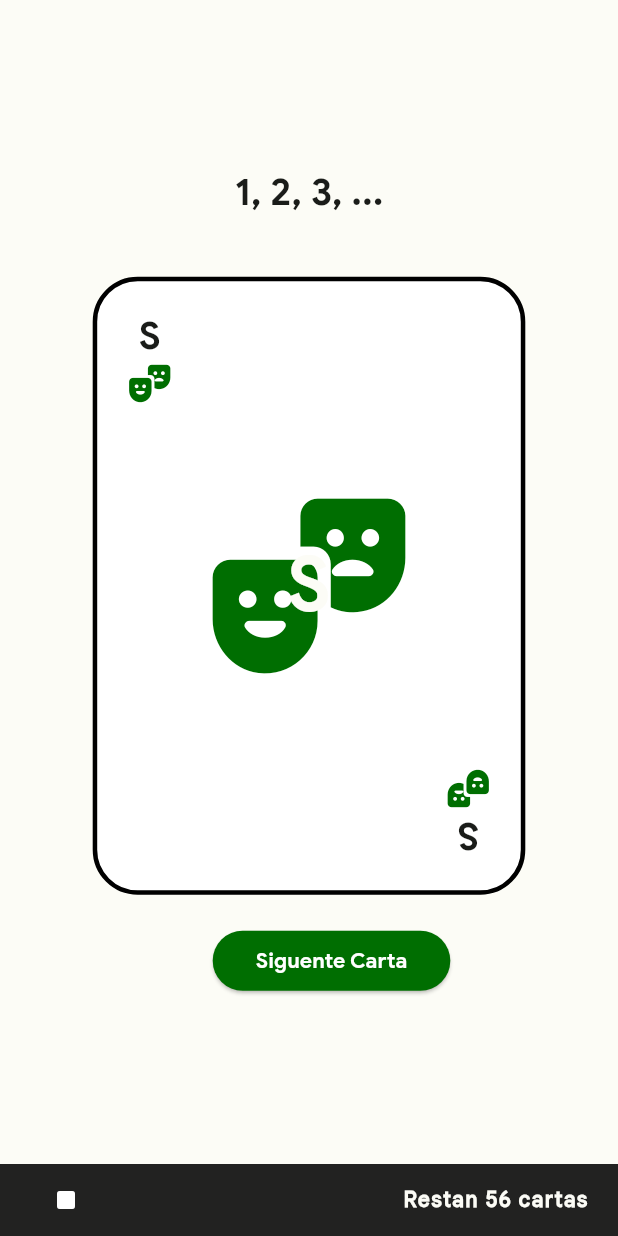
After one commit to david201606/project_coati, a Flutter app: the screen it shows after launch, after a tap on "1, 2, 3, 4, ...", on a phone screen of 412 x 824 dp. The commit adds this screen. Run offline on Flutter 3.47's test engine with Material 2 defaults, Android fonts, the phone set to English and light mode, and no system bars; our stand-ins replace cloud_firestore, firebase_auth, firebase_core, shared_preferences; accounts and stored records are empty.

```diff
--- a/lib/main.dart
+++ b/lib/main.dart
@@ -13,11 +13,11 @@ import 'src/theme/my_theme.dart';
 
 void main() async {
   WidgetsFlutterBinding.ensureInitialized();
-  final prefs = UserPreferences();
+  /*final prefs = UserPreferences();
   await prefs.initPrefs();
   await Firebase.initializeApp(
     options: DefaultFirebaseOptions.currentPlatform,
-  );
+  );*/
   runApp(MyApp());
 }
 
--- a/lib/src/nav/home_page.dart
+++ b/lib/src/nav/home_page.dart
@@ -1,12 +1,10 @@
-import 'package:cloud_firestore/cloud_firestore.dart';
 import 'package:coati/src/nav/Toca%20Toca.dart';
 import 'package:coati/src/nav/struggle_page.dart';
 import 'package:coati/src/nav/upOrDownPage.dart';
-import 'package:coati/src/tic_tac_toe.dart';
 import 'package:coati/src/utils/user_preferences.dart';
 import 'package:flutter/material.dart';
 
-import 'new_room.dart';
+import 'number_game_page.dart';
 
 class HomePage extends StatelessWidget {
   HomePage({Key? key}) : super(key: key);
@@ -18,7 +16,6 @@ class HomePage extends StatelessWidget {
       appBar: AppBar(
         title: const Text('Koaty'),
         actions: const [
-
           /*IconButton(
               onPressed: () {
                 FirebaseFirestore.instance.collection('hi').get().then((value) {
@@ -38,9 +35,9 @@ class HomePage extends StatelessWidget {
               ),
             );
           },
-          title: Text('Arriba o Abajo'),
+          title: Text('Luchitas'),
           subtitle: Text('Presiona el botón hasta que alguien pierda'),
-          leading: Icon(Icons.sports_esports_rounded),
+          leading: Icon(Icons.sports_kabaddi_rounded),
         ),
         ListTile(
           onTap: () {
@@ -54,7 +51,8 @@ class HomePage extends StatelessWidget {
           title: Text('Toca Toca'),
           subtitle: Text('Juega y despues reta'),
           leading: Icon(Icons.sports_esports_rounded),
-        ), ListTile(
+        ),
+        ListTile(
           onTap: () {
             Navigator.push(
               context,
@@ -67,6 +65,19 @@ class HomePage extends StatelessWidget {
           subtitle: Text('Adivina si esta arriba o abajo'),
           leading: Icon(Icons.swap_vert_rounded),
         ),
+        ListTile(
+          onTap: () {
+            Navigator.push(
+              context,
+              MaterialPageRoute(
+                builder: (context) => const NumbersGamePage(),
+              ),
+            );
+          },
+          title: Text('1, 2, 3, 4, ...'),
+          subtitle: Text('Adivina si esta arriba o abajo'),
+          leading: Icon(Icons.help_rounded),
+        ),
       ]),
     );
   }
--- /dev/null
+++ b/lib/src/nav/number_game_page.dart
@@ -0,0 +1,246 @@
+import 'dart:math';
+
+import 'package:flutter/material.dart';
+
+import '../utils/card_obj.dart';
+
+class NumbersGamePage extends StatefulWidget {
+  const NumbersGamePage({Key? key}) : super(key: key);
+
+  @override
+  State<NumbersGamePage> createState() => _NumbersGamePageState();
+}
+
+class _NumbersGamePageState extends State<NumbersGamePage> {
+  List<PlayCard> cardDeck = Deck().cards();
+  List<String> cardsOrder = Deck().cardOrder();
+
+  late PlayCard playingCard;
+
+  @override
+  void initState() {
+    playingCard = PlayCard('S', Theme.of(context).colorScheme.primary,
+        Icons.theater_comedy_rounded, 0);
+    super.initState();
+  }
+
+  mixDeck() {
+    setState(() {
+      int position = Random().nextInt(cardDeck.length);
+      playingCard = cardDeck[position];
+      cardDeck.removeAt(position);
+    });
+  }
+
+  shotDialog() {
+    showDialog(
+      context: context,
+      builder: (context) => AlertDialog(
+        title: Text('Oops'),
+        content: Text('Te echas un shot'),
+        actions: [
+          TextButton(
+            onPressed: () {
+              Navigator.pop(context);
+            },
+            child: Text('Listo'),
+          ),
+        ],
+      ),
+    );
+  }
+
+  allShotDialog() {
+    showDialog(
+      barrierDismissible: false,
+      context: context,
+      builder: (context) => AlertDialog(
+        title: Text('¡JA-JA!'),
+        content: Text('Todos se echan un shot'),
+        actions: [
+          TextButton(
+            onPressed: () {
+              mixDeck();
+              Navigator.pop(context);
+            },
+            child: Text('Listo'),
+          ),
+        ],
+      ),
+    );
+  }
+
+  @override
+  Widget build(BuildContext context) {
+    return Scaffold(
+      body: Center(
+        child: Column(children: [
+          const Spacer(),
+          Column(
+            children: [
+              Padding(
+                padding: const EdgeInsets.only(bottom: 20),
+                child: Text(
+                  '1, 2, 3, ...',
+                  style: Theme.of(context).textTheme.headlineSmall,
+                ),
+              ),
+              Padding(
+                padding: const EdgeInsets.symmetric(vertical: 20),
+                child: PlayingCard(
+                  card: playingCard,
+                ),
+              ),
+              SizedBox(
+                width: (MediaQuery.of(context).size.width * .7) - 100,
+                child: Row(
+                  children: [
+                    Padding(
+                      padding: const EdgeInsets.symmetric(horizontal: 15),
+                      child: Text(
+                        '',
+                        style: Theme.of(context).textTheme.headlineSmall,
+                      ),
+                    ),
+                    Expanded(
+                      child: ElevatedButton(
+                          onPressed: () {
+                            PlayCard pastCard = playingCard;
+                            mixDeck();
+
+                            if (playingCard.weight == 100) {
+                              allShotDialog();
+                            } else {
+                              if (playingCard.weight > pastCard.weight) {
+                                shotDialog();
+                              }
+                            }
+                          },
+                          style: ElevatedButton.styleFrom(
+                              primary: Theme.of(context).colorScheme.primary,
+                              onPrimary:
+                                  Theme.of(context).colorScheme.onPrimary),
+                          child: Text('Siguente Carta')),
+                    ),
+                  ],
+                ),
+              ),
+            ],
+          ),
+          const Spacer(),
+          Container(
+            padding: EdgeInsets.symmetric(horizontal: 20),
+            color: Colors.black87,
+            child: Row(
+              mainAxisAlignment: MainAxisAlignment.spaceBetween,
+              children: [
+                IconButton(
+                    onPressed: () {
+                      Navigator.pop(context);
+                    },
+                    icon: const Icon(Icons.stop_rounded, color: Colors.white)),
+                Text(
+                  'Restan ${cardDeck.length} cartas',
+                  style: Theme.of(context).textTheme.bodyLarge!.copyWith(
+                      color: Theme.of(context).colorScheme.background),
+                ),
+              ],
+            ),
+          ),
+        ]),
+      ),
+    );
+  }
+}
+
+class PlayingCard extends StatelessWidget {
+  final PlayCard card;
+
+  const PlayingCard({
+    Key? key,
+    required this.card,
+  }) : super(key: key);
+
+  @override
+  Widget build(BuildContext context) {
+    return InkWell(
+      borderRadius: const BorderRadius.all(
+        Radius.circular(30),
+      ),
+      child: Container(
+        width: MediaQuery.of(context).size.width * .7,
+        height: MediaQuery.of(context).size.height * .5,
+        decoration: BoxDecoration(
+          color: Colors.white,
+          border: Border.all(color: Colors.black, width: 3),
+          borderRadius: const BorderRadius.all(
+            Radius.circular(30),
+          ),
+        ),
+        child: Column(
+          mainAxisAlignment: MainAxisAlignment.spaceBetween,
+          children: [
+            Row(
+              children: [
+                Padding(
+                  padding: const EdgeInsets.all(20),
+                  child: Column(
+                    children: [
+                      Text(
+                        card.number,
+                        style: Theme.of(context).textTheme.headlineSmall,
+                      ),
+                      Icon(card.icon, color: card.color, size: 30),
+                    ],
+                  ),
+                ),
+              ],
+            ),
+            Stack(
+              alignment: Alignment.center,
+              // mainAxisAlignment: MainAxisAlignment.center,
+              children: [
+                Icon(
+                  card.icon,
+                  color: card.color,
+                  size: 140,
+                ),
+                Text(
+                  card.number,
+                  style: Theme.of(context).textTheme.displayLarge!.copyWith(
+                      color: Theme.of(context).colorScheme.background,
+                      fontSize: 50),
+                )
+              ],
+            ),
+            Row(
+              mainAxisAlignment: MainAxisAlignment.end,
+              children: [
+                Padding(
+                  padding: const EdgeInsets.all(20),
+                  child: Column(
+                    children: [
+                      Transform.rotate(
+                          angle: 3.14159,
+                          child: Icon(
+                            card.icon,
+                            color: card.color,
+                            size: 30,
+                          )),
+                      Transform.rotate(
+                          angle: 3.14159,
+                          child: Text(
+                            card.number,
+                            style: Theme.of(context).textTheme.headlineSmall,
+                          )),
+                    ],
+                  ),
+                ),
+              ],
+            ),
+          ],
+        ),
+      ),
+    );
+  }
+}
--- a/lib/src/utils/card_obj.dart
+++ b/lib/src/utils/card_obj.dart
@@ -61,6 +61,9 @@ class Deck {
       PlayCard('', Colors.red, Icons.theater_comedy_rounded, 100),
     ];
   }
+
+  List<String> cardOrder() =>
+      ['A', '2', '3', '4', '5', '6', '7', '8', '9', '10', 'J', 'Q', 'K'];
 }
 
 class PlayCard {
```
Also changed, not shown: 67 other files.
